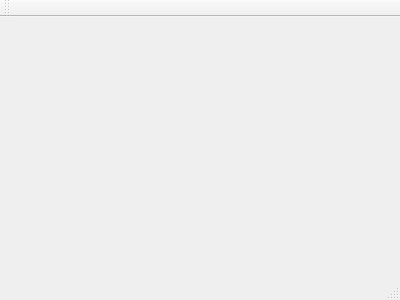
Qt form mainwindow.ui (aspirantip/GData) before a commit.
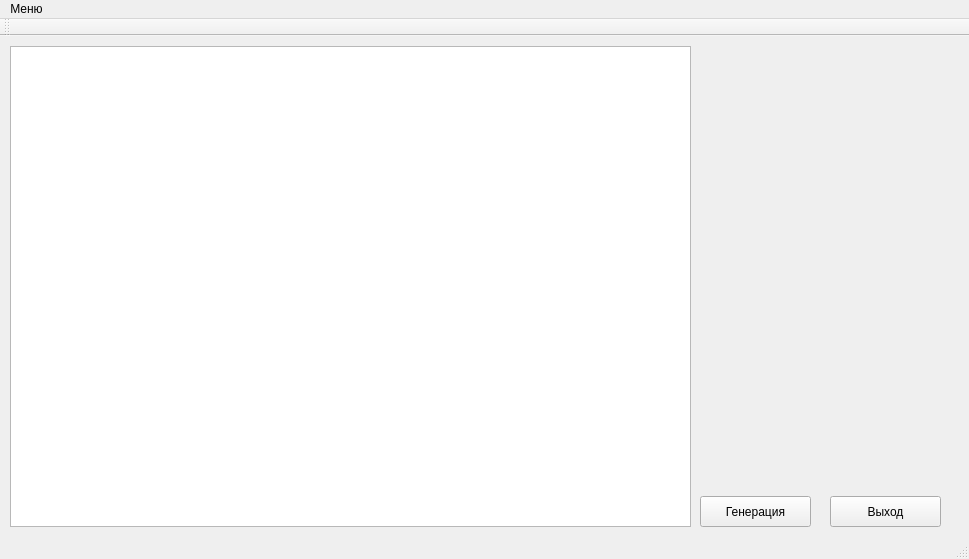
The same form after that commit.

Commit message: Function for visualization system

Diff of the .ui file:
```diff
--- a/mainwindow.ui
+++ b/mainwindow.ui
@@ -1,24 +1,91 @@
 <ui version="4.0">
  <class>MainWindow</class>
- <widget class="QMainWindow" name="MainWindow" >
-  <property name="geometry" >
+ <widget class="QMainWindow" name="MainWindow">
+  <property name="geometry">
    <rect>
     <x>0</x>
     <y>0</y>
-    <width>400</width>
-    <height>300</height>
+    <width>969</width>
+    <height>559</height>
    </rect>
   </property>
   <property name="windowTitle" >
    <string>MainWindow</string>
   </property>
-  <widget class="QMenuBar" name="menuBar" />
-  <widget class="QToolBar" name="mainToolBar" />
-  <widget class="QWidget" name="centralWidget" />
-  <widget class="QStatusBar" name="statusBar" />
+  <widget class="QWidget" name="centralWidget">
+   <widget class="QGraphicsView" name="gv_canvas">
+    <property name="geometry">
+     <rect>
+      <x>10</x>
+      <y>10</y>
+      <width>681</width>
+      <height>481</height>
+     </rect>
+    </property>
+   </widget>
+   <widget class="QPushButton" name="pbDataGeneration">
+    <property name="geometry">
+     <rect>
+      <x>700</x>
+      <y>460</y>
+      <width>111</width>
+      <height>31</height>
+     </rect>
+    </property>
+    <property name="text">
+     <string>Генерация</string>
+    </property>
+   </widget>
+   <widget class="QPushButton" name="pbExit">
+    <property name="geometry">
+     <rect>
+      <x>830</x>
+      <y>460</y>
+      <width>111</width>
+      <height>31</height>
+     </rect>
+    </property>
+    <property name="text">
+     <string>Выход</string>
+    </property>
+   </widget>
+  </widget>
+  <widget class="QMenuBar" name="menuBar">
+   <property name="geometry">
+    <rect>
+     <x>0</x>
+     <y>0</y>
+     <width>969</width>
+     <height>19</height>
+    </rect>
+   </property>
+   <widget class="QMenu" name="menu">
+    <property name="title">
+     <string>Меню</string>
+    </property>
+    <addaction name="actExit"/>
+   </widget>
+   <addaction name="menu"/>
+  </widget>
+  <widget class="QToolBar" name="mainToolBar">
+   <attribute name="toolBarArea">
+    <enum>TopToolBarArea</enum>
+   </attribute>
+   <attribute name="toolBarBreak">
+    <bool>false</bool>
+   </attribute>
+  </widget>
+  <widget class="QStatusBar" name="statusBar"/>
+  <action name="actExit">
+   <property name="text">
+    <string>Выход</string>
+   </property>
+   <property name="shortcut">
+    <string>Ctrl+Q</string>
+   </property>
+  </action>
  </widget>
- <layoutDefault spacing="6" margin="11" />
- <pixmapfunction></pixmapfunction>
+ <layoutdefault spacing="6" margin="11"/>
  <resources/>
  <connections/>
 </ui>
```
Left out of the diff: 22 changed lines with no effect on the pictures. The commit also changes 2 other files.
